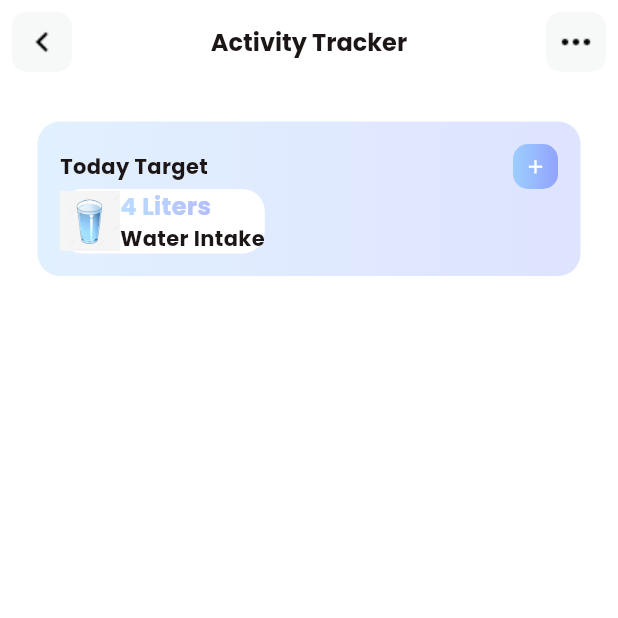
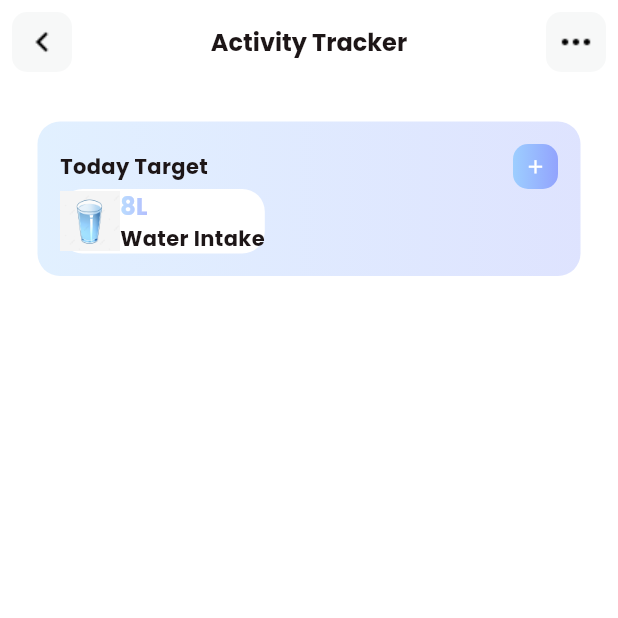
Before and after one commit to sdhaputhanthrie/Fitness-App, a Flutter app: the ActivityTrackerView screen opened directly, on a phone screen of 412 x 824 dp, the top half of it. Run offline on Flutter 3.47's test engine with Material 3 defaults, Android fonts, the phone set to English and light mode, and no system bars; our stand-ins replace carousel_slider, fl_chart, simple_circular_progress_bar; missing offline and left inert: dotted_dashed_line, simple_animation_progress_bar.

Commit message:
add new codes

```diff
--- a/lib/view/home/activity_tracker_view.dart
+++ b/lib/view/home/activity_tracker_view.dart
@@ -195,7 +195,7 @@ class _ActivityTrackerViewState extends State<ActivityTrackerView> {
                                     },
 
                                     child: Text(
-                                      "4 Liters",
+                                      "8L",
                                       style: TextStyle(
                                         color: TColor.white.withOpacity(0.7),
                                         fontWeight: FontWeight.w700,
```
